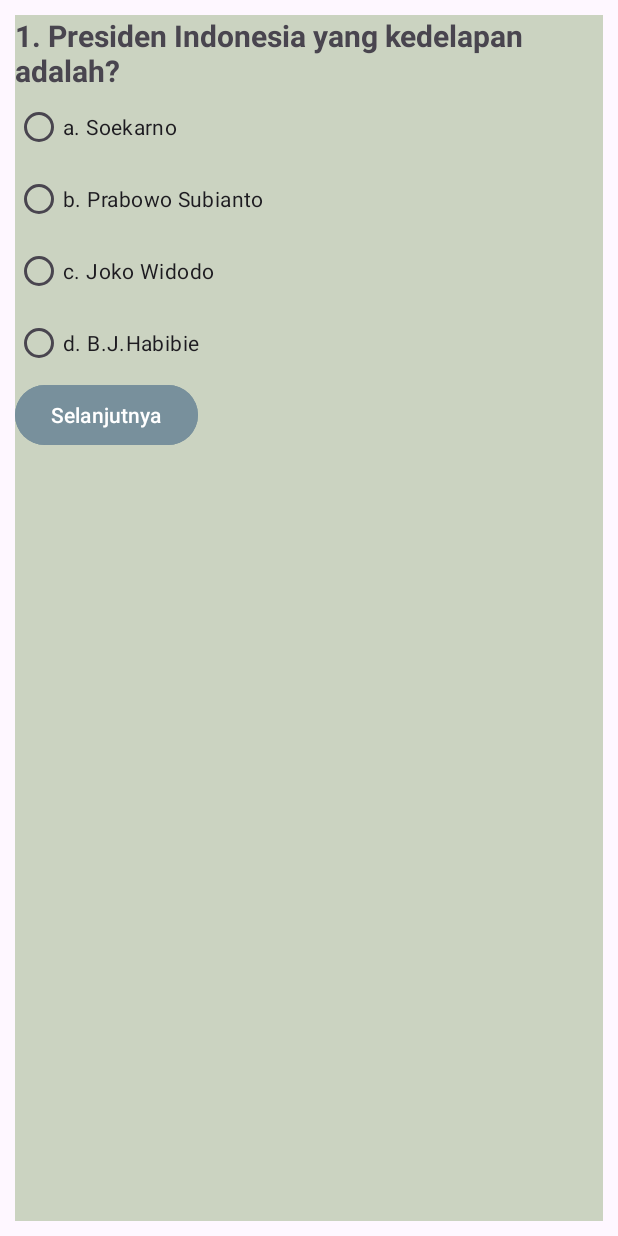
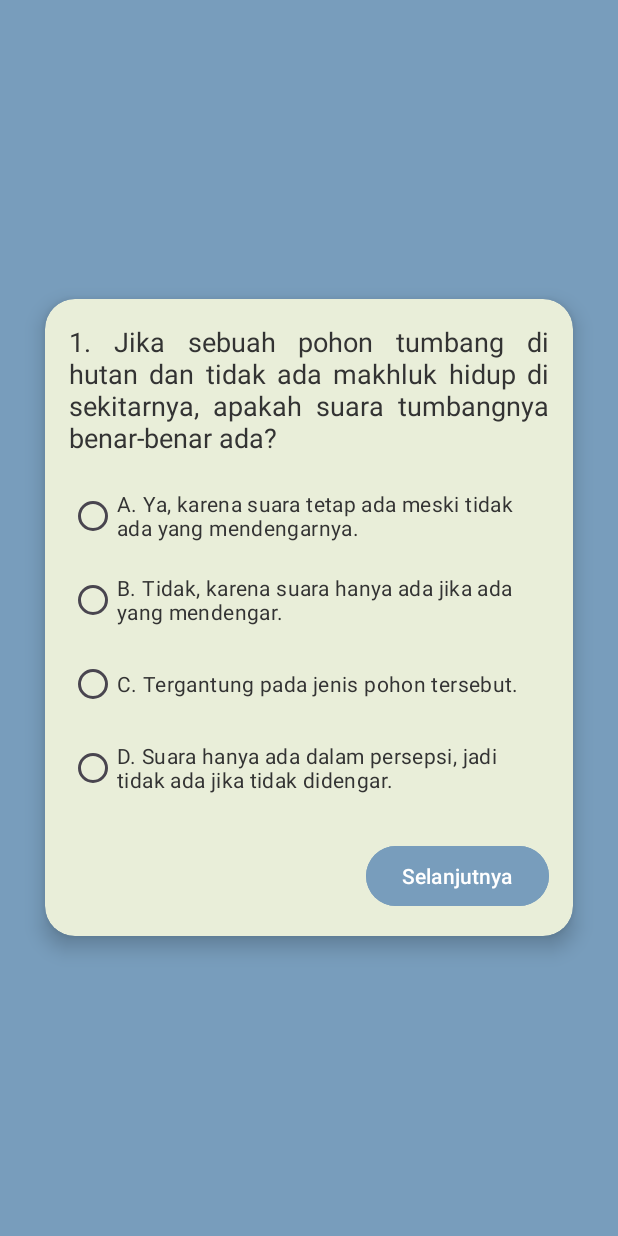
Before and after one commit to DP5-WindaRinjaniAdhana-009/UTS_PM5_Winda, an Android app: the screen it shows after launch (QuizActivity), after a tap on "Mulai", on a phone screen of 412 x 824 dp. Run offline under Robolectric (Android 15) with nearby library versions, the phone set to English and light mode, and no system bars.

Commit message:
Second Commit

```diff
--- a/app/src/main/AndroidManifest.xml
+++ b/app/src/main/AndroidManifest.xml
@@ -11,8 +11,6 @@
 
         <activity android:name=".HasilKuis" />
         <activity android:name=".QuizActivity" />
-
-        <!-- Tambahkan android:exported="true" pada MainActivity -->
         <activity
             android:name=".MainActivity"
             android:exported="true">
@@ -23,5 +21,4 @@
         </activity>
 
     </application>
-
 </manifest>
--- a/app/src/main/java/com/example/aplikasikuis/MainActivity.kt
+++ b/app/src/main/java/com/example/aplikasikuis/MainActivity.kt
@@ -11,10 +11,9 @@ class MainActivity : AppCompatActivity() {
         super.onCreate(savedInstanceState)
         setContentView(R.layout.activity_main)
 
-        val mulaiButton: Button = findViewById(R.id.buttonMulai)
-        mulaiButton.setOnClickListener {
-
-            val intent = Intent(this@MainActivity, QuizActivity::class.java)
+        val startButton: Button = findViewById(R.id.buttonMulai)
+        startButton.setOnClickListener {
+            val intent = Intent(this, QuizActivity::class.java)
             startActivity(intent)
         }
     }
--- a/app/src/main/java/com/example/aplikasikuis/QuizActivity.kt
+++ b/app/src/main/java/com/example/aplikasikuis/QuizActivity.kt
@@ -1,7 +1,10 @@
 package com.example.aplikasikuis
 
+import android.annotation.SuppressLint
 import android.content.Intent
 import android.os.Bundle
+import android.view.View
+import android.widget.Button
 import android.widget.RadioButton
 import android.widget.RadioGroup
 import android.widget.TextView
@@ -10,87 +13,109 @@ import androidx.appcompat.app.AppCompatActivity
 
 class QuizActivity : AppCompatActivity() {
 
-    private lateinit var kuis: TextView
-    private lateinit var rg: RadioGroup
-    private lateinit var pilihanA: RadioButton
-    private lateinit var pilihanB: RadioButton
-    private lateinit var pilihanC: RadioButton
-    private lateinit var pilihanD: RadioButton
-    private var nomor = 0
+    private lateinit var questionText: TextView
+    private lateinit var optionsGroup: RadioGroup
+    private lateinit var optionA: RadioButton
+    private lateinit var optionB: RadioButton
+    private lateinit var optionC: RadioButton
+    private lateinit var optionD: RadioButton
+    private lateinit var explanationText: TextView
+    private lateinit var finishButton: Button
+    private var questionIndex = 0
 
     companion object {
-        var hasil = 0
+        var score = 0
         var benar = 0
         var salah = 0
     }
 
-    private val pertanyaanKuis = arrayOf(
-        "1. Presiden Indonesia yang kedelapan adalah?",
-        "2. Negara manakah yang memiliki jumlah penduduk terbanyak di dunia?"
+    private val questions = arrayOf(
+        "1. Jika sebuah pohon tumbang di hutan dan tidak ada makhluk hidup di sekitarnya, apakah suara tumbangnya benar-benar ada?",
+        "2. Jika kita bepergian lebih cepat daripada kecepatan cahaya, apa yang akan terjadi pada persepsi kita terhadap waktu?"
     )
 
-    private val pilihanJawaban = arrayOf(
-        arrayOf("a. Soekarno", "b. Prabowo Subianto", "c. Joko Widodo", "d. B.J.Habibie"),
-        arrayOf("a. India", "b. Amerika Serikat", "c. China", "d. Indonesia")
+    private val answerOptions = arrayOf(
+        arrayOf("A. Ya, karena suara tetap ada meski tidak ada yang mendengarnya.", "B. Tidak, karena suara hanya ada jika ada yang mendengar.", "C. Tergantung pada jenis pohon tersebut.", "D. Suara hanya ada dalam persepsi, jadi tidak ada jika tidak didengar."),
+        arrayOf("A. Waktu akan terasa lebih cepat.", "B. Waktu akan berhenti total.", "C. Kita akan bergerak mundur dalam waktu.", "D. Tidak ada yang berubah dengan waktu.")
     )
 
-    private val jawabanBenar = arrayOf(
-        "b. Prabowo Subianto",
-        "c. China"
+    private val correctAnswers = arrayOf(
+        "B. Tidak, karena suara hanya ada jika ada yang mendengar.",
+        "C. Kita akan bergerak mundur dalam waktu."
     )
 
+    private val explanations = arrayOf(
+        "Penjelasan: Konsep filosofis yang mempertanyakan hubungan antara persepsi dan realitas. Suara, secara fisika, adalah gelombang yang memerlukan penerima (seperti telinga atau alat pendengar lainnya) untuk ditafsirkan sebagai suara. Tanpa pendengar, getaran itu mungkin tetap ada, tetapi tidak dapat dikatakan menghasilkan suara.\n" +
+                "Jadi, jawaban yang benar adalah B.  Tidak, karena suara hanya ada jika ada yang mendengar.",
+        "Penjelasan: Berdasarkan teori relativitas Einstein, jika seseorang bisa bergerak lebih cepat dari kecepatan cahaya (secara teori, meski belum mungkin secara fisik), maka ia akan mengalami efek \"pembalikan waktu.\" Artinya, ia akan bergerak mundur dalam waktu, karena kecepatan lebih tinggi dari cahaya dapat memengaruhi cara waktu dirasakan oleh orang yang bergerak pada kecepatan tersebut. \n" +
+                "Jadi, jawaban yang benar adalah C. Kita akan bergerak mundur dalam waktu."
+    )
+
+    @SuppressLint("MissingInflatedId")
     override fun onCreate(savedInstanceState: Bundle?) {
         super.onCreate(savedInstanceState)
         setContentView(R.layout.activity_quiz)
 
-        kuis = findViewById(R.id.kuis)
-        rg = findViewById(R.id.pilihan)
-        pilihanA = findViewById(R.id.pilihanA)
-        pilihanB = findViewById(R.id.pilihanB)
-        pilihanC = findViewById(R.id.pilihanC)
-        pilihanD = findViewById(R.id.pilihanD)
+        questionText = findViewById(R.id.kuis)
+        optionsGroup = findViewById(R.id.pilihan)
+        optionA = findViewById(R.id.pilihanA)
+        optionB = findViewById(R.id.pilihanB)
+        optionC = findViewById(R.id.pilihanC)
+        optionD = findViewById(R.id.pilihanD)
+        explanationText = findViewById(R.id.explanationText)
+        finishButton = findViewById(R.id.finishButton)
 
         benar = 0
         salah = 0
-
-        tampilkanPertanyaan()
+        showQuestion()
     }
 
-    private fun tampilkanPertanyaan() {
-        kuis.text = pertanyaanKuis[nomor]
-        val pilihanSaatIni = pilihanJawaban[nomor]
-        pilihanA.text = pilihanSaatIni[0]
-        pilihanB.text = pilihanSaatIni[1]
-        pilihanC.text = pilihanSaatIni[2]
-        pilihanD.text = pilihanSaatIni[3]
-        rg.clearCheck()
+    private fun showQuestion() {
+        questionText.text = questions[questionIndex]
+        val currentOptions = answerOptions[questionIndex]
+        optionA.text = currentOptions[0]
+        optionB.text = currentOptions[1]
+        optionC.text = currentOptions[2]
+        optionD.text = currentOptions[3]
+        optionsGroup.clearCheck()
+        explanationText.visibility = View.GONE
+        finishButton.visibility = View.GONE // Tombol "Sudahi" hanya muncul di akhir
     }
 
-    fun next(view: android.view.View) {
-        if (rg.checkedRadioButtonId != -1) {
-            val jawabanUser = findViewById<RadioButton>(rg.checkedRadioButtonId)
-            val ambilJawabanUser = jawabanUser.text.toString()
+    fun next(view: View) {
+        if (optionsGroup.checkedRadioButtonId != -1) {
+            val selectedAnswer = findViewById<RadioButton>(optionsGroup.checkedRadioButtonId).text.toString()
 
-            if (ambilJawabanUser == jawabanBenar[nomor]) {
+            // Tampilkan pembahasan setelah jawaban dipilih
+            explanationText.visibility = View.VISIBLE
+            if (selectedAnswer == correctAnswers[questionIndex]) {
                 benar++
+                explanationText.text = "Jawaban benar! \n${explanations[questionIndex]}"
             } else {
                 salah++
+                explanationText.text = "Jawaban salah! \n${explanations[questionIndex]}"
             }
 
-            nomor++
-            if (nomor < pertanyaanKuis.size) {
-                tampilkanPertanyaan()
+            questionIndex++
+
+            if (questionIndex >= questions.size) {
+                finishButton.visibility = View.VISIBLE
+                view.visibility = View.GONE
             } else {
-                hasil = (benar * 100) / pertanyaanKuis.size
-                val selesai = Intent(applicationContext, HasilKuis::class.java)
-                selesai.putExtra("BENAR", benar)
-                selesai.putExtra("SALAH", salah)
-                selesai.putExtra("HASIL", hasil)
-
-                startActivity(selesai)
+                // jeda melanjutkan ke pertanyaan berikutnya
+                view.postDelayed({ showQuestion() }, 10000) // delay
             }
         } else {
-            Toast.makeText(this, "Eits silahkan pilih jawaban dahulu yaa", Toast.LENGTH_LONG).show()
+            Toast.makeText(this, "Hai, jawaban belum kamu pilih", Toast.LENGTH_LONG).show()
         }
     }
+
+    fun finishQuiz(view: View) {
+        score = (benar * 100) / questions.size
+        val intent = Intent(this@QuizActivity, HasilKuis::class.java)
+        intent.putExtra("BENAR", benar)
+        intent.putExtra("SALAH", salah)
+        intent.putExtra("HASIL", score)
+        startActivity(intent)
+    }
 }
--- a/app/src/main/res/layout/activity_main.xml
+++ b/app/src/main/res/layout/activity_main.xml
@@ -14,7 +14,7 @@
         android:layout_margin="20dp"
         app:cardCornerRadius="30dp"
         app:cardElevation="5dp"
-        app:cardBackgroundColor="#CBD3C1">
+        app:cardBackgroundColor="#E9EED9">
 
         <LinearLayout
             android:layout_width="match_parent"
@@ -39,7 +39,7 @@
                 android:layout_height="wrap_content"
                 android:layout_marginBottom="20dp"
                 android:text="Seru Belajar, Cerdas Bersama!"
-                android:textColor="#666666"
+                android:textColor="#000000"
                 android:textSize="18sp" />
 
             <ImageView
--- a/app/src/main/res/layout/activity_quiz.xml
+++ b/app/src/main/res/layout/activity_quiz.xml
@@ -1,58 +1,110 @@
-<?xml version="1.0" encoding="utf-8"?>
 <LinearLayout xmlns:android="http://schemas.android.com/apk/res/android"
     android:layout_width="match_parent"
     android:layout_height="match_parent"
+    xmlns:app="http://schemas.android.com/apk/res-auto"
     android:orientation="vertical"
-    android:layout_margin="10dp"
-    android:background="#CBD3C1">
+    android:padding="10dp"
+    android:background="#789DBC"
+    android:gravity="center_vertical">
+
+    <androidx.cardview.widget.CardView
+        android:layout_width="match_parent"
+        android:layout_height="wrap_content"
+        android:layout_gravity="center"
+        android:layout_margin="20dp"
+        app:cardBackgroundColor="#E9EED9"
+        app:cardCornerRadius="20dp"
+        app:cardElevation="8dp">
+
+        <LinearLayout
+            android:layout_width="match_parent"
+            android:layout_height="wrap_content"
+            android:orientation="vertical"
+            android:padding="16dp">
 
             <TextView
                 android:id="@+id/kuis"
                 android:layout_width="wrap_content"
                 android:layout_height="wrap_content"
-        android:text="Kuis Sederhana"
-        android:textSize="20sp"
-        android:textStyle="bold"/>
+                android:layout_marginBottom="16dp"
+                android:text="Pertanyaan"
+                android:textColor="#333333"
+                android:textSize="18sp"
+                android:justificationMode="inter_word"
+                android:textAlignment="viewStart" />
 
             <RadioGroup
-        android:layout_width="wrap_content"
                 android:id="@+id/pilihan"
+                android:layout_width="match_parent"
                 android:layout_height="wrap_content">
 
                 <RadioButton
                     android:id="@+id/pilihanA"
                     android:layout_width="wrap_content"
                     android:layout_height="wrap_content"
-            android:text="Pilihan A"/>
+                    android:layout_marginBottom="8dp"
+                    android:text="Pilihan A"
+                    android:textColor="#333333" />
 
                 <RadioButton
                     android:id="@+id/pilihanB"
                     android:layout_width="wrap_content"
                     android:layout_height="wrap_content"
-            android:text="Pilihan B"/>
+                    android:layout_marginBottom="8dp"
+                    android:text="Pilihan B"
+                    android:textColor="#333333" />
 
                 <RadioButton
                     android:id="@+id/pilihanC"
                     android:layout_width="wrap_content"
                     android:layout_height="wrap_content"
-            android:text="Pilihan C"/>
+                    android:layout_marginBottom="8dp"
+                    android:text="Pilihan C"
+                    android:textColor="#333333" />
 
                 <RadioButton
                     android:id="@+id/pilihanD"
                     android:layout_width="wrap_content"
                     android:layout_height="wrap_content"
-            android:text="Pilihan D"/>
+                    android:layout_marginBottom="8dp"
+                    android:text="Pilihan D"
+                    android:textColor="#333333" />
+            </RadioGroup>
 
-    </RadioGroup>
+            <TextView
+                android:id="@+id/explanationText"
+                android:layout_width="match_parent"
+                android:layout_height="wrap_content"
+                android:layout_marginTop="16dp"
+                android:text="Pembahasan"
+                android:textColor="#333333"
+                android:textSize="16sp"
+                android:justificationMode="inter_word"
+                android:textAlignment="viewStart"
+                android:visibility="gone" />
 
             <Button
                 android:id="@+id/next"
                 android:layout_width="wrap_content"
                 android:layout_height="wrap_content"
-        android:gravity="center"
+                android:layout_gravity="end"
+                android:layout_marginTop="16dp"
+                android:backgroundTint="#789DBC"
+                android:onClick="next"
                 android:text="Selanjutnya"
-        android:onClick="next"
-        android:backgroundTint="#78909C"
-        android:textColor="#FFFFFF"/>
+                android:textColor="#FFFFFF" />
+        </LinearLayout>
+    </androidx.cardview.widget.CardView>
 
+    <Button
+        android:id="@+id/finishButton"
+        android:layout_width="wrap_content"
+        android:layout_height="wrap_content"
+        android:layout_gravity="center"
+        android:layout_marginTop="16dp"
+        android:backgroundTint="#E9EED9"
+        android:onClick="finishQuiz"
+        android:text="Sudahi"
+        android:textColor="#000000"
+        android:visibility="gone" />
 </LinearLayout>
```
Also changed, not shown: app/src/main/java/com/example/aplikasikuis/HasilKuis.kt (+7 -8 lines), app/src/main/res/layout/hasil_kuis.xml (+24 -5 lines), app/src/main/res/values-night/themes.xml (+7 -5 lines). Lines whose indentation alone changed are shown as unchanged.
